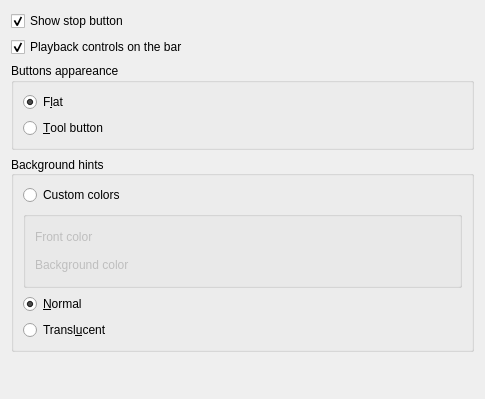
Above: engine/generalconfig.ui from jsmitar/playbar2 before the change. Below: the same form after it.
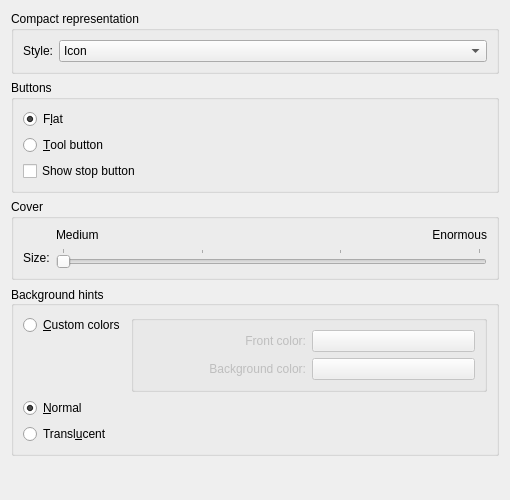
That is the form after the change. Custom widgets are drawn as their Qt base class.

Commit message: New window of cofiguration. Added option of custom colors. Added selector cover size. Added option for compact representation.

What changed in the file:
```diff
--- a/engine/generalconfig.ui
+++ b/engine/generalconfig.ui
@@ -6,8 +6,8 @@
    <rect>
     <x>0</x>
     <y>0</y>
-    <width>485</width>
-    <height>399</height>
+    <width>510</width>
+    <height>500</height>
    </rect>
   </property>
   <property name="sizePolicy">
@@ -18,31 +18,70 @@
   </property>
   <property name="minimumSize">
    <size>
-    <width>485</width>
-    <height>399</height>
+    <width>445</width>
+    <height>500</height>
    </size>
   </property>
   <layout class="QGridLayout" name="gridLayout">
    <item row="2" column="0">
     <layout class="QVBoxLayout" name="verticalLayout">
      <item>
-      <widget class="QCheckBox" name="kcfg_ShowStop">
-       <property name="text">
-        <string>Show stop button</string>
+      <widget class="QGroupBox" name="groupBox_CompactRepresentation">
+       <property name="title">
+        <string>Compact representation</string>
        </property>
-       <property name="checked">
+       <property name="flat">
         <bool>true</bool>
        </property>
-      </widget>
-     </item>
-     <item>
-      <widget class="QCheckBox" name="kcfg_ControlsOnBar">
-       <property name="text">
-        <string>Playback controls on the bar</string>
+       <property name="checkable">
+        <bool>false</bool>
        </property>
-       <property name="checked">
-        <bool>true</bool>
-       </property>
+       <layout class="QFormLayout" name="formLayout">
+        <item row="0" column="0">
+         <widget class="QLabel" name="label_Style">
+          <property name="frameShape">
+           <enum>QFrame::NoFrame</enum>
+          </property>
+          <property name="text">
+           <string>Style:</string>
+          </property>
+          <property name="alignment">
+           <set>Qt::AlignRight|Qt::AlignTrailing|Qt::AlignVCenter</set>
+          </property>
+         </widget>
+        </item>
+        <item row="0" column="1">
+         <widget class="QComboBox" name="kcfg_CompactStyle">
+          <property name="currentIndex">
+           <number>0</number>
+          </property>
+          <property name="maxVisibleItems">
+           <number>3</number>
+          </property>
+          <property name="maxCount">
+           <number>3</number>
+          </property>
+          <property name="minimumContentsLength">
+           <number>3</number>
+          </property>
+          <item>
+           <property name="text">
+            <string>Icon</string>
+           </property>
+          </item>
+          <item>
+           <property name="text">
+            <string>Playback buttons</string>
+           </property>
+          </item>
+          <item>
+           <property name="text">
+            <string>Play/Pause and seek bar</string>
+           </property>
+          </item>
+         </widget>
+        </item>
+       </layout>
       </widget>
      </item>
      <item>
@@ -54,11 +93,17 @@
         </font>
        </property>
        <property name="title">
-        <string>Buttons appareance</string>
+        <string>Buttons</string>
        </property>
-       <layout class="QVBoxLayout" name="verticalLayout_2">
-        <item>
-         <widget class="QRadioButton" name="flat">
+       <property name="flat">
+        <bool>true</bool>
+       </property>
+       <layout class="QFormLayout" name="formLayout_3">
+        <property name="labelAlignment">
+         <set>Qt::AlignLeading|Qt::AlignLeft|Qt::AlignVCenter</set>
+        </property>
+        <item row="0" column="0">
+         <widget class="QRadioButton" name="kcfg_Flat">
           <property name="font">
            <font>
             <weight>50</weight>
@@ -73,8 +118,8 @@
           </property>
          </widget>
         </item>
-        <item>
-         <widget class="QRadioButton" name="toolbutton">
+        <item row="1" column="0">
+         <widget class="QRadioButton" name="kcfg_ToolButton">
           <property name="font">
            <font>
             <weight>50</weight>
@@ -86,6 +131,89 @@
           </property>
          </widget>
         </item>
+        <item row="2" column="0">
+         <widget class="QCheckBox" name="kcfg_ShowStop">
+          <property name="text">
+           <string>Show stop button</string>
+          </property>
+         </widget>
+        </item>
+       </layout>
+      </widget>
+     </item>
+     <item>
+      <widget class="QGroupBox" name="groupBox_Cover">
+       <property name="title">
+        <string>Cover</string>
+       </property>
+       <property name="flat">
+        <bool>true</bool>
+       </property>
+       <layout class="QGridLayout" name="gridLayout_4">
+        <item row="1" column="0">
+         <widget class="QLabel" name="label_Size">
+          <property name="sizePolicy">
+           <sizepolicy hsizetype="Fixed" vsizetype="Preferred">
+            <horstretch>0</horstretch>
+            <verstretch>0</verstretch>
+           </sizepolicy>
+          </property>
+          <property name="text">
+           <string>Size:</string>
+          </property>
+         </widget>
+        </item>
+        <item row="0" column="2">
+         <widget class="QLabel" name="label_Enormous">
+          <property name="text">
+           <string>Enormous</string>
+          </property>
+          <property name="alignment">
+           <set>Qt::AlignRight|Qt::AlignTrailing|Qt::AlignVCenter</set>
+          </property>
+         </widget>
+        </item>
+        <item row="1" column="1" colspan="2">
+         <widget class="QSlider" name="kcfg_CoverSize">
+          <property name="sizePolicy">
+           <sizepolicy hsizetype="Expanding" vsizetype="Fixed">
+            <horstretch>0</horstretch>
+            <verstretch>0</verstretch>
+           </sizepolicy>
+          </property>
+          <property name="toolTip">
+           <string> Icons will scale depending on the DPI</string>
+          </property>
+          <property name="minimum">
+           <number>2</number>
+          </property>
+          <property name="maximum">
+           <number>5</number>
+          </property>
+          <property name="pageStep">
+           <number>1</number>
+          </property>
+          <property name="value">
+           <number>2</number>
+          </property>
+          <property name="tracking">
+           <bool>true</bool>
+          </property>
+          <property name="orientation">
+           <enum>Qt::Horizontal</enum>
+          </property>
+          <property name="tickPosition">
+           <enum>QSlider::TicksAbove</enum>
+          </property>
+         </widget>
+        </item>
+        <item row="0" column="1">
+         <widget class="QLabel" name="label_Medium">
+          <property name="text">
+           <string>Medium</string>
+          </property>
+         </widget>
+        </item>
        </layout>
       </widget>
      </item>
@@ -109,9 +237,18 @@
        <property name="alignment">
         <set>Qt::AlignLeading|Qt::AlignLeft|Qt::AlignVCenter</set>
        </property>
-       <layout class="QVBoxLayout" name="verticalLayout_3">
-        <item>
-         <widget class="QRadioButton" name="kcfg_NoBackground">
+       <property name="flat">
+        <bool>true</bool>
+       </property>
+       <layout class="QFormLayout" name="_3">
+        <property name="labelAlignment">
+         <set>Qt::AlignLeading|Qt::AlignLeft|Qt::AlignVCenter</set>
+        </property>
+        <property name="formAlignment">
+         <set>Qt::AlignLeading|Qt::AlignLeft|Qt::AlignTop</set>
+        </property>
+        <item row="0" column="0">
+         <widget class="QRadioButton" name="kcfg_CustomColors">
           <property name="font">
            <font>
             <weight>50</weight>
@@ -119,15 +256,27 @@
            </font>
           </property>
           <property name="text">
-           <string>Custom colors</string>
+           <string>&amp;Custom colors</string>
           </property>
          </widget>
         </item>
-        <item>
-         <widget class="QGroupBox" name="customcolors">
+        <item row="0" column="1">
+         <widget class="QGroupBox" name="groupBox_CustomColors">
           <property name="enabled">
            <bool>false</bool>
           </property>
+          <property name="sizePolicy">
+           <sizepolicy hsizetype="Preferred" vsizetype="Preferred">
+            <horstretch>0</horstretch>
+            <verstretch>0</verstretch>
+           </sizepolicy>
+          </property>
+          <property name="minimumSize">
+           <size>
+            <width>0</width>
+            <height>0</height>
+           </size>
+          </property>
           <property name="title">
            <string/>
           </property>
@@ -135,47 +284,62 @@
            <bool>true</bool>
           </property>
           <layout class="QGridLayout" name="gridLayout_2">
-           <item row="1" column="1">
-            <widget class="KColorButton" name="kcfg_BackgroundColor">
-             <property name="default">
-              <bool>false</bool>
+           <item row="0" column="0">
+            <widget class="QLabel" name="label_FrontColor">
+             <property name="text">
+              <string>Front color:</string>
              </property>
-             <property name="flat">
-              <bool>true</bool>
-             </property>
-             <property name="alphaChannelEnabled">
-              <bool>true</bool>
+             <property name="alignment">
+              <set>Qt::AlignRight|Qt::AlignTrailing|Qt::AlignVCenter</set>
              </property>
             </widget>
            </item>
            <item row="0" column="1">
             <widget class="KColorButton" name="kcfg_FrontColor">
-             <property name="flat">
-              <bool>true</bool>
+             <property name="sizePolicy">
+              <sizepolicy hsizetype="Minimum" vsizetype="Fixed">
+               <horstretch>0</horstretch>
+               <verstretch>0</verstretch>
+              </sizepolicy>
+             </property>
+             <property name="minimumSize">
+              <size>
+               <width>60</width>
+               <height>20</height>
+              </size>
              </property>
              <property name="alphaChannelEnabled">
               <bool>true</bool>
              </property>
             </widget>
            </item>
-           <item row="0" column="0">
-            <widget class="QLabel" name="frontcolor">
-             <property name="text">
-              <string>Front color</string>
-             </property>
-            </widget>
-           </item>
            <item row="1" column="0">
             <widget class="QLabel" name="backgroundcolor">
              <property name="text">
-              <string>Background color</string>
+              <string>Background color:</string>
+             </property>
+             <property name="alignment">
+              <set>Qt::AlignRight|Qt::AlignTrailing|Qt::AlignVCenter</set>
+             </property>
+            </widget>
+           </item>
+           <item row="1" column="1">
+            <widget class="KColorButton" name="kcfg_BackgroundColor">
+             <property name="minimumSize">
+              <size>
+               <width>60</width>
+               <height>20</height>
+              </size>
+             </property>
+             <property name="alphaChannelEnabled">
+              <bool>true</bool>
              </property>
             </widget>
            </item>
           </layout>
          </widget>
         </item>
-        <item>
+        <item row="2" column="0">
          <widget class="QRadioButton" name="kcfg_Normal">
           <property name="font">
            <font>
@@ -191,11 +355,8 @@
           </property>
          </widget>
         </item>
-        <item>
+        <item row="3" column="0">
          <widget class="QRadioButton" name="kcfg_Translucent">
-          <property name="enabled">
-           <bool>true</bool>
-          </property>
           <property name="font">
            <font>
             <weight>50</weight>
```
Left out of the diff: 8 changed lines with no effect on the pictures. The commit also changes 16 other files.
